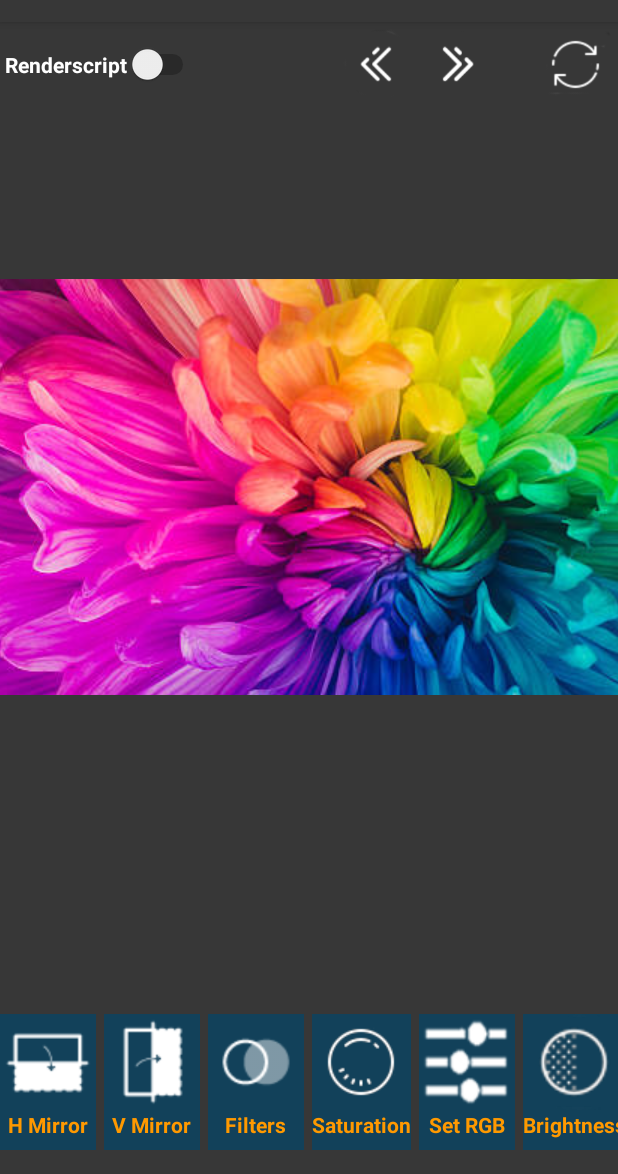
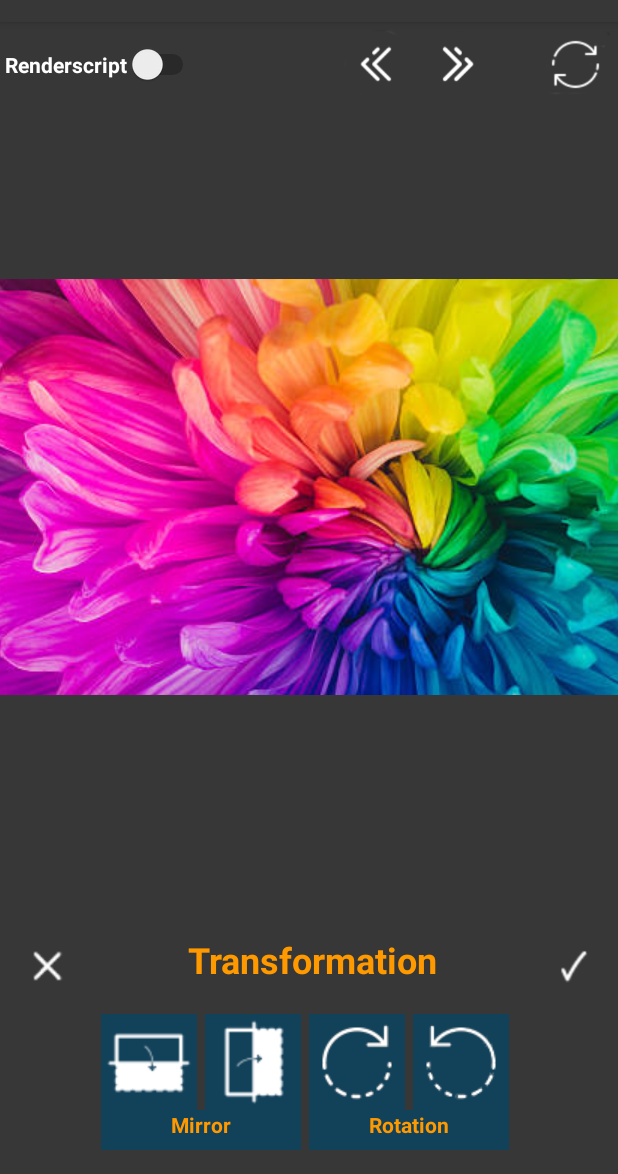
Before and after one commit to mustywzki/projettechL3Image, an Android app: the screen it shows after launch (MainActivity), after a tap on an icon or button, on a phone screen of 412 x 824 dp, the part 62-1236 px from its top. Run offline under Robolectric (Android 15) with nearby library versions, the phone set to English and light mode, and no system bars; libraries missing offline, so code that uses them is left out: androidx.renderscript, uk.co.senab; 2 statements that could not run were skipped; 1 other tap on this screen came first.

Commit message:
ajout rotation et mise en place transformation view

```diff
--- a/app/src/main/java/com/mustywzki/projettechl3image/Algorithms/Functions.java
+++ b/app/src/main/java/com/mustywzki/projettechl3image/Algorithms/Functions.java
@@ -1,7 +1,9 @@
 package com.mustywzki.projettechl3image.Algorithms;
 
 import android.graphics.Bitmap;
+import android.graphics.Canvas;
 import android.graphics.Color;
+import android.graphics.Matrix;
 
 import javax.xml.transform.sax.SAXSource;
 
@@ -195,6 +197,46 @@ public class Functions {
         bmp.setPixels(pixels,0, bmp.getWidth(),0,0,bmp.getWidth(),bmp.getHeight());
     }
 
+    public static Bitmap rotateLeft(Bitmap bmp){
+        Bitmap newBmp = Bitmap.createBitmap(bmp.getHeight(), bmp.getWidth(), bmp.getConfig());
+
+        int[] pixels = new int[bmp.getWidth() * bmp.getHeight()];
+        bmp.getPixels(pixels, 0, bmp.getWidth(), 0, 0, bmp.getWidth(), bmp.getHeight());
+
+        int[] new_pixels = new int[newBmp.getWidth() * newBmp.getHeight()];
+
+        int ind_pixels = 0;
+        for (int x = 0; x < newBmp.getWidth(); x++){
+            for (int y = newBmp.getHeight() -1; y >= 0; y--){
+                int ind_pixels_new = y * newBmp.getWidth() + x;
+                new_pixels[ind_pixels_new] = pixels[ind_pixels];
+                ind_pixels++;
+            }
+        }
+        newBmp.setPixels(new_pixels,0, newBmp.getWidth(),0,0,newBmp.getWidth(),newBmp.getHeight());
+        return newBmp;
+    }
+
+    public static Bitmap rotateRight(Bitmap bmp){
+        Bitmap newBmp = Bitmap.createBitmap(bmp.getHeight(), bmp.getWidth(), bmp.getConfig());
+
+        int[] pixels = new int[bmp.getWidth() * bmp.getHeight()];
+        bmp.getPixels(pixels, 0, bmp.getWidth(), 0, 0, bmp.getWidth(), bmp.getHeight());
+
+        int[] new_pixels = new int[newBmp.getWidth() * newBmp.getHeight()];
+
+        int ind_pixels = 0;
+        for (int x = newBmp.getWidth() - 1; x >= 0; x--){
+            for (int y = 0; y < newBmp.getHeight(); y++){
+                int ind_pixels_new = y * newBmp.getWidth() + x;
+                new_pixels[ind_pixels_new] = pixels[ind_pixels];
+                ind_pixels++;
+            }
+        }
+        newBmp.setPixels(new_pixels,0, newBmp.getWidth(),0,0,newBmp.getWidth(),newBmp.getHeight());
+        return newBmp;
+    }
+
     public static void reverseVer(Bitmap bmp){
         int[] pixels = new int[bmp.getWidth() * bmp.getHeight()];
         bmp.getPixels(pixels, 0, bmp.getWidth(), 0, 0, bmp.getWidth(), bmp.getHeight());
--- a/app/src/main/java/com/mustywzki/projettechl3image/MainActivity.java
+++ b/app/src/main/java/com/mustywzki/projettechl3image/MainActivity.java
@@ -47,7 +47,7 @@ public class MainActivity extends AppCompatActivity {
     static final int RESULT_IMAGE_CAPTURE=1002;
     Uri image_uri = null;
 
-    private View sliderBars, filterView, averageView, laplacienView, prewittView, sobelView, blurView;
+    private View sliderBars, filterView, averageView, laplacienView, prewittView, sobelView, blurView, transformationView;
     private Switch buttonSwitch;
     private FrameLayout buttonsView;
     private HorizontalScrollView buttonScroll;
@@ -90,7 +90,9 @@ public class MainActivity extends AppCompatActivity {
         LAPLACIEN_8,
         SETRGB,
         REVERSEVER,
-        REVERSEHOR
+        REVERSEHOR,
+        ROTATELEFT,
+        ROTATERIGHT
     }
 
     @SuppressLint("ClickableViewAccessibility")
@@ -112,6 +114,7 @@ public class MainActivity extends AppCompatActivity {
         prewittView = View.inflate(this, R.layout.prewitt_filter_view, null);
         sobelView = View.inflate(this, R.layout.sobel_filter_view, null);
         blurView = View.inflate(this, R.layout.blur_view, null);
+        transformationView = View.inflate(this, R.layout.transformation_view, null);
 
         grayButton = findViewById(R.id.gray_button);
 
@@ -271,6 +274,10 @@ public class MainActivity extends AppCompatActivity {
             case R.id.blur_button:
                 buttonsView.removeAllViews();
                 buttonsView.addView(blurView);
+                break;
+            case R.id.transform_button:
+                buttonsView.removeAllViews();
+                buttonsView.addView(transformationView);
         }
     }
 
@@ -377,6 +384,12 @@ public class MainActivity extends AppCompatActivity {
                 break;
             case R.id.reverseHorButton:
                 currentAlgorithm = AlgorithmType.REVERSEHOR;
+                break;
+            case R.id.rotate_left_button:
+                currentAlgorithm = AlgorithmType.ROTATELEFT;
+                break;
+            case R.id.rotate_right_button:
+                currentAlgorithm = AlgorithmType.ROTATERIGHT;
                 break;
             default:
                 throw new IllegalStateException("Unexpected value: " + v.getId());
@@ -495,6 +508,14 @@ public class MainActivity extends AppCompatActivity {
                 break;
             case REVERSEHOR:
                 Functions.reverseHor(processedBmp);
+                apply();
+                break;
+            case ROTATELEFT:
+                processedBmp = Functions.rotateLeft(processedBmp);
+                apply();
+                break;
+            case ROTATERIGHT:
+                processedBmp = Functions.rotateRight(processedBmp);
                 apply();
                 break;
             default:
--- a/app/src/main/res/layout/activity_main.xml
+++ b/app/src/main/res/layout/activity_main.xml
@@ -140,63 +140,30 @@
                     android:orientation="horizontal">
 
                     <LinearLayout
-                        android:layout_width="match_parent"
+                        android:layout_width="wrap_content"
                         android:layout_height="match_parent"
+                        android:layout_gravity="center"
                         android:layout_marginEnd="5dp"
                         android:background="@color/colorPrimaryDark"
                         android:orientation="vertical">
 
                         <Button
-                            android:id="@+id/reverseHorButton"
+                            android:id="@+id/transform_button"
+                            style="@style/Widget.AppCompat.Button.Borderless"
                             android:layout_width="64dp"
                             android:layout_height="64dp"
                             android:layout_gravity="center"
-                            android:background="@drawable/inverser2"
-                            android:onClick="onClickAlgorithms" />
+                            android:background="@drawable/transformation"
+                            android:onClick="onClickView" />
 
                         <TextView
-                            android:id="@+id/filter_text2"
+                            android:id="@+id/textView5"
                             android:layout_width="wrap_content"
                             android:layout_height="wrap_content"
                             android:layout_gravity="center"
-                            android:layout_marginBottom="7dp"
                             android:background="#00FFFFFF"
-                            android:gravity="center"
-                            android:text="@string/reverse_hor_button"
-                            android:textAlignment="viewStart"
+                            android:text="@string/transformation_button"
                             android:textColor="@color/colorAccent"
-                            android:textColorHint="#FFFFFF"
-                            android:textStyle="bold" />
-
-                    </LinearLayout>
-
-                    <LinearLayout
-                        android:layout_width="match_parent"
-                        android:layout_height="match_parent"
-                        android:layout_marginEnd="5dp"
-                        android:background="@color/colorPrimaryDark"
-                        android:orientation="vertical">
-
-                        <Button
-                            android:id="@+id/reverseVerButton"
-                            android:layout_width="64dp"
-                            android:layout_height="64dp"
-                            android:layout_gravity="center"
-                            android:background="@drawable/inverser"
-                            android:onClick="onClickAlgorithms" />
-
-                        <TextView
-                            android:id="@+id/filter_text3"
-                            android:layout_width="wrap_content"
-                            android:layout_height="wrap_content"
-                            android:layout_gravity="center"
-                            android:layout_marginBottom="7dp"
-                            android:background="#00FFFFFF"
-                            android:gravity="center"
-                            android:text="@string/reverse_ver_button"
-                            android:textAlignment="viewStart"
-                            android:textColor="@color/colorAccent"
-                            android:textColorHint="#FFFFFF"
                             android:textStyle="bold" />
                     </LinearLayout>
 
--- /dev/null
+++ b/app/src/main/res/layout/transformation_view.xml
@@ -0,0 +1,184 @@
+<?xml version="1.0" encoding="utf-8"?>
+<LinearLayout xmlns:android="http://schemas.android.com/apk/res/android"
+    android:layout_width="match_parent"
+    android:layout_height="match_parent"
+    android:gravity="bottom"
+    android:orientation="vertical">
+
+    <LinearLayout
+        android:layout_width="match_parent"
+        android:layout_height="wrap_content"
+        android:orientation="horizontal">
+
+        <Button
+            android:id="@+id/backButton"
+            android:layout_width="64dp"
+            android:layout_height="64dp"
+            android:background="@drawable/annuler" />
+
+        <Space
+            android:layout_width="0dp"
+            android:layout_height="wrap_content"
+            android:layout_weight="1" />
+
+        <TextView
+            android:id="@+id/textView4"
+            android:layout_width="wrap_content"
+            android:layout_height="wrap_content"
+            android:gravity="center"
+            android:text="@string/transformation_button"
+            android:textColor="@color/colorAccent"
+            android:textSize="24sp"
+            android:textStyle="bold" />
+
+        <Space
+            android:layout_width="0dp"
+            android:layout_height="wrap_content"
+            android:layout_weight="1" />
+
+        <Button
+            android:id="@+id/validateButton"
+            style="@style/Widget.AppCompat.Button.Borderless"
+            android:layout_width="60dp"
+            android:layout_height="60dp"
+            android:background="@drawable/valider"
+            android:onClick="onClickValidate" />
+    </LinearLayout>
+
+    <HorizontalScrollView
+        android:layout_width="match_parent"
+        android:layout_height="wrap_content">
+
+        <LinearLayout
+            android:layout_width="wrap_content"
+            android:layout_height="match_parent"
+            android:layout_gravity="center"
+            android:orientation="horizontal">
+
+            <LinearLayout
+                android:layout_width="match_parent"
+                android:layout_height="match_parent"
+                android:layout_gravity="center"
+                android:layout_marginEnd="5dp"
+                android:background="@color/colorPrimaryDark"
+                android:orientation="vertical">
+
+                <LinearLayout
+                    android:layout_width="wrap_content"
+                    android:layout_height="wrap_content"
+                    android:layout_gravity="center"
+                    android:background="@color/background"
+                    android:orientation="horizontal">
+
+                    <LinearLayout
+                        android:layout_width="match_parent"
+                        android:layout_height="match_parent"
+                        android:layout_marginEnd="5dp"
+                        android:background="@color/colorPrimaryDark"
+                        android:orientation="vertical">
+
+                        <Button
+                            android:id="@+id/reverseHorButton"
+                            style="@style/Widget.AppCompat.Button.Borderless"
+                            android:layout_width="64dp"
+                            android:layout_height="64dp"
+                            android:layout_gravity="center"
+                            android:background="@drawable/inverser2"
+                            android:onClick="onClickAlgorithms" />
+                    </LinearLayout>
+
+                    <LinearLayout
+                        android:layout_width="match_parent"
+                        android:layout_height="match_parent"
+                        android:background="@color/colorPrimaryDark"
+                        android:orientation="vertical">
+
+                        <Button
+                            android:id="@+id/reverseVerButton"
+                            style="@style/Widget.AppCompat.Button.Borderless"
+                            android:layout_width="64dp"
+                            android:layout_height="64dp"
+                            android:layout_gravity="center"
+                            android:background="@drawable/inverser"
+                            android:onClick="onClickAlgorithms" />
+                    </LinearLayout>
+
+                </LinearLayout>
+
+                <TextView
+                    android:id="@+id/filter_text2"
+                    android:layout_width="wrap_content"
+                    android:layout_height="wrap_content"
+                    android:layout_gravity="center"
+                    android:layout_marginBottom="7dp"
+                    android:background="#00FFFFFF"
+                    android:gravity="center"
+                    android:text="@string/reverse_button"
+                    android:textAlignment="viewStart"
+                    android:textColor="@color/colorAccent"
+                    android:textColorHint="#FFFFFF"
+                    android:textStyle="bold" />
+
+            </LinearLayout>
+
+            <LinearLayout
+                android:layout_width="match_parent"
+                android:layout_height="match_parent"
+                android:layout_gravity="center"
+                android:layout_marginEnd="5dp"
+                android:background="@color/colorPrimaryDark"
+                android:orientation="vertical">
+
+                <LinearLayout
+                    android:layout_width="wrap_content"
+                    android:layout_height="wrap_content"
+                    android:background="@color/background"
+                    android:orientation="horizontal">
+
+                    <LinearLayout
+                        android:layout_width="match_parent"
+                        android:layout_height="match_parent"
+                        android:layout_marginEnd="5dp"
+                        android:background="@color/colorPrimaryDark"
+                        android:orientation="vertical">
+
+                        <Button
+                            android:id="@+id/rotate_right_button"
+                            style="@style/Widget.AppCompat.Button.Borderless"
+                            android:layout_width="64dp"
+                            android:layout_height="64dp"
+                            android:background="@drawable/rotation_right"
+                            android:onClick="onClickAlgorithms" />
+                    </LinearLayout>
+
+                    <LinearLayout
+                        android:layout_width="match_parent"
+                        android:layout_height="match_parent"
+                        android:background="@color/colorPrimaryDark"
+                        android:orientation="vertical">
+
+                        <Button
+                            android:id="@+id/rotate_left_button"
+                            style="@style/Widget.AppCompat.Button.Borderless"
+                            android:layout_width="64dp"
+                            android:layout_height="64dp"
+                            android:background="@drawable/rotation_left"
+                            android:onClick="onClickAlgorithms" />
+                    </LinearLayout>
+
+                </LinearLayout>
+
+                <TextView
+                    android:id="@+id/textView"
+                    android:layout_width="wrap_content"
+                    android:layout_height="wrap_content"
+                    android:layout_gravity="center"
+                    android:background="#00FFFFFF"
+                    android:text="@string/rotation_button"
+                    android:textColor="@color/colorAccent"
+                    android:textStyle="bold" />
+            </LinearLayout>
+        </LinearLayout>
+    </HorizontalScrollView>
+
+</LinearLayout>
--- a/app/src/main/res/values/strings.xml
+++ b/app/src/main/res/values/strings.xml
@@ -16,8 +16,9 @@
     <string name="linear_transformation_button">Linear extansion</string>
     <string name="gray_button">Gray</string>
     <string name="blur_button">Blur</string>
-    <string name="reverse_hor_button">H Mirror</string>
-    <string name="reverse_ver_button">V Mirror</string>
+    <string name="reverse_button">Mirror</string>
+    <string name="rotation_button">Rotation</string>
+    <string name="transformation_button">Transformation</string>
 
     <string name="average_button">Average</string>
     <string name="average_3_button">3*3</string>
```
Also changed, not shown: app/src/main/res/drawable/rotation_left.png (added), app/src/main/res/drawable/rotation_right.png (added), app/src/main/res/drawable/transformation.png (added).
